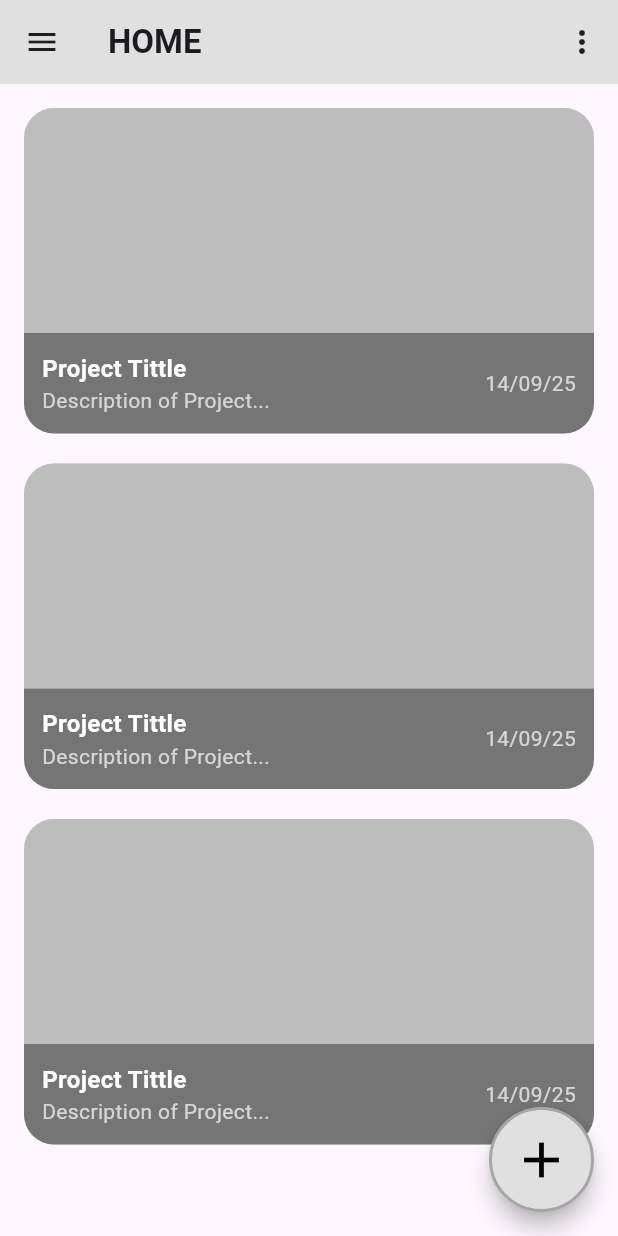
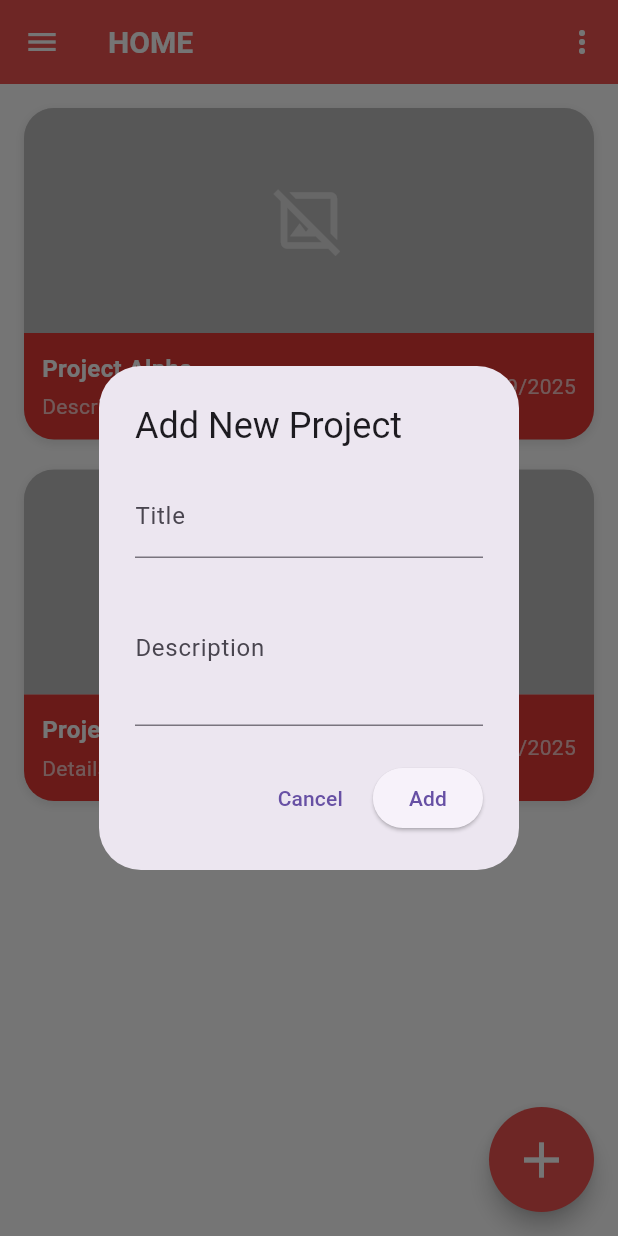
Before and after one commit to ModDiv/CHARANOTE, a Flutter app: the screen it shows after launch, after a tap on the "add" icon, on a phone screen of 412 x 824 dp. Run offline on Flutter 3.47's test engine with Material 3 defaults, Android fonts, the phone set to English and light mode, and no system bars.

Commit message:
Progress 1 Home Page

```diff
--- /dev/null
+++ b/lib/home_page.dart
@@ -0,0 +1,148 @@
+// lib/home_page.dart
+import 'package:flutter/material.dart';
+import 'package:intl/intl.dart';
+import 'package:project/project_card.dart';
+import 'package:project/project_model.dart';
+
+class HomePage extends StatefulWidget {
+  const HomePage({super.key});
+
+  @override
+  State<HomePage> createState() => _HomePageState();
+}
+
+class _HomePageState extends State<HomePage> {
+  final List<Project> _projects = [
+    // Data Dummy Awal
+    const Project(title: "Project Alpha", description: "Description of Alpha...", date: "14/09/2025"),
+    const Project(title: "Project Beta", description: "Details for Beta project...", date: "20/10/2025"),
+  ];
+
+  // Controller untuk input field di dialog
+  final TextEditingController _titleController = TextEditingController();
+  final TextEditingController _descriptionController = TextEditingController();
+
+  void _openAddProjectDialog() {
+    // Reset controller setiap kali dialog dibuka
+    _titleController.clear();
+    _descriptionController.clear();
+
+    showDialog(
+      context: context,
+      builder: (BuildContext context) {
+        return AlertDialog(
+          title: const Text("Add New Project"),
+          content: SingleChildScrollView( // Agar bisa di-scroll jika kontennya panjang
+            child: Column(
+
+              children: <Widget>[
+                TextField(
+                  controller: _titleController,
+                  decoration: const InputDecoration(labelText: 'Title'),
+                  textInputAction: TextInputAction.next,
+                ),
+                const SizedBox(height: 8),
+                TextField(
+                  controller: _descriptionController,
+                  decoration: const InputDecoration(labelText: 'Description'),
+                  maxLines: 3, // Izinkan beberapa baris untuk deskripsi
+                  textInputAction: TextInputAction.done,
+                ),
+                // Tanggal akan dibuat otomatis, jadi tidak perlu input field
+              ],
+            ),
+          ),
+          actions: <Widget>[
+            TextButton(
+              child: const Text("Cancel"),
+              onPressed: () {
+                Navigator.of(context).pop(); // Tutup dialog
+              },
+            ),
+            ElevatedButton(
+              child: const Text("Add"),
+              onPressed: () {
+                _addNewProject();
+                Navigator.of(context).pop(); // Tutup dialog setelah menambahkan
+              },
+            ),
+          ],
+        );
+      },
+    );
+  }
+
+  void _addNewProject() {
+    final String title = _titleController.text.trim();
+    final String description = _descriptionController.text.trim();
+
+    if (title.isNotEmpty) { // Pastikan judul tidak kosong
+      // Buat tanggal otomatis (format: dd/MM/yyyy)
+      final String currentDate = DateFormat('dd/MM/yyyy').format(DateTime.now());
+
+      final newProject = Project(
+        title: title.isNotEmpty ? title : "Untittled",
+        description: description.isNotEmpty ? description : "No description", // Default jika deskripsi kosong
+        date: currentDate,
+      );
+
+      setState(() {
+        _projects.add(newProject); // Tambahkan proyek baru ke daftar
+      });
+    }
+  }
+
+  void _openMenu() {
+    print("Menu button pressed");
+  }
+
+  void _openMoreOptions() {
+    print("More options button pressed");
+  }
+
+  @override
+  void dispose() {
+    // Penting untuk dispose controller ketika widget tidak lagi digunakan
+    _titleController.dispose();
+    _descriptionController.dispose();
+    super.dispose();
+  }
+
+  @override
+  Widget build(BuildContext context) {
+    return Scaffold(
+      appBar: AppBar(
+        title: const Text("HOME"),
+        leading: IconButton(
+          icon: const Icon(Icons.menu),
+          onPressed: _openMenu,
+        ),
+        actions: [
+          IconButton(
+            icon: const Icon(Icons.more_vert),
+            onPressed: _openMoreOptions,
+          ),
+        ],
+      ),
+      body: ListView.builder(
+        padding: const EdgeInsets.all(16),
+        itemCount: _projects.length,
+        itemBuilder: (context, index) {
+          final project = _projects[index];
+          // Urutkan proyek berdasarkan tanggal terbaru (opsional)
+          // Jika Anda ingin mengurutkan, lakukan sebelum return ProjectCard
+          // Misalnya: _projects.sort((a, b) => b.date.compareTo(a.date));
+          return ProjectCard(project: project);
+        },
+      ),
+      floatingActionButton: SizedBox(
+        width: 70,
+        height: 70,
+        child: FloatingActionButton(
+          onPressed: _openAddProjectDialog, // Panggil fungsi untuk membuka dialog
+          child: const Icon(Icons.add, size: 40),
+        ),
+      ),
+    );
+  }
+}
--- a/lib/main.dart
+++ b/lib/main.dart
@@ -1,4 +1,5 @@
 import 'package:flutter/material.dart';
+import 'package:project/home_page.dart';
 
 void main() {
   runApp(const MyApp());
@@ -13,125 +14,31 @@ class MyApp extends StatelessWidget {
       debugShowCheckedModeBanner: false,
       title: 'Project List',
       theme: ThemeData(
-        primarySwatch: Colors.blueGrey,
+        primarySwatch: Colors.red,
+        scaffoldBackgroundColor: Colors.white, // warna background
+
+        //AppBar
+        appBarTheme: AppBarTheme(
+          backgroundColor: Colors.red[400],
+          elevation: 0,
+          iconTheme: const IconThemeData(color: Colors.white),
+          titleTextStyle: const TextStyle(
+            color: Colors.white,
+            fontSize: 20,
+            fontWeight: FontWeight.bold,
+          ),
+        ),
+
+        //Button Add
+        floatingActionButtonTheme: FloatingActionButtonThemeData(
+          backgroundColor: Colors.red[400],
+          shape: const CircleBorder(
+
+          ),
+          foregroundColor: Colors.white,
+        ),
       ),
       home: const HomePage(),
     );
   }
 }
-
-class HomePage extends StatelessWidget {
-  const HomePage({super.key});
-
-  @override
-  Widget build(BuildContext context) {
-    return Scaffold(
-      appBar: AppBar(
-        title: const Text("HOME", style: TextStyle(fontWeight: FontWeight.bold)),
-        backgroundColor: Colors.grey[300],
-        elevation: 0,
-        leading: IconButton(
-          icon: const Icon(Icons.menu, color: Colors.black87),
-          onPressed: () {},
-        ),
-        actions: [
-          IconButton(
-            icon: const Icon(Icons.more_vert, color: Colors.black87),
-            onPressed: () {},
-          ),
-        ],
-      ),
-      body: ListView.builder(
-        padding: const EdgeInsets.all(16),
-        itemCount: 3,
-        itemBuilder: (context, index) {
-          return ProjectCard(
-            title: "Project Tittle",
-            description: "Description of Project...",
-            date: "14/09/25",
-          );
-        },
-      ),
-      floatingActionButton: SizedBox(
-        width: 70,
-        height: 70,
-        child: FloatingActionButton(
-          backgroundColor: Colors.grey[300],
-          shape: const CircleBorder(
-            side: BorderSide(color: Colors.black26, width: 2),
-          ),
-          onPressed: () {},
-          child: const Icon(Icons.add, size: 40, color: Colors.black),
-        ),
-      ),
-    );
-  }
-}
-
-class ProjectCard extends StatelessWidget {
-  final String title;
-  final String description;
-  final String date;
-
-  const ProjectCard({
-    super.key,
-    required this.title,
-    required this.description,
-    required this.date,
-  });
-
-  @override
-  Widget build(BuildContext context) {
-    return Container(
-      margin: const EdgeInsets.only(bottom: 20),
-      decoration: BoxDecoration(
-        color: Colors.grey[300],
-        borderRadius: BorderRadius.circular(20),
-      ),
-      child: Column(
-        children: [
-          Container(
-            height: 150,
-            decoration: BoxDecoration(
-              color: Colors.grey[400],
-              borderRadius: const BorderRadius.vertical(top: Radius.circular(20)),
-            ),
-          ),
-          Container(
-            padding: const EdgeInsets.all(12),
-            decoration: BoxDecoration(
-              color: Colors.grey[600],
-              borderRadius: const BorderRadius.vertical(bottom: Radius.circular(20)),
-            ),
-            child: Row(
-              mainAxisAlignment: MainAxisAlignment.spaceBetween,
-              children: [
-                Column(
-                  crossAxisAlignment: CrossAxisAlignment.start,
-                  children: [
-                    Text(
-                      title,
-                      style: const TextStyle(
-                        fontSize: 16,
-                        fontWeight: FontWeight.bold,
-                        color: Colors.white,
-                      ),
-                    ),
-                    Text(
-                      description,
-                      style: const TextStyle(color: Colors.white70),
-                    ),
-                  ],
-                ),
-                Text(
-                  date,
-                  style: const TextStyle(color: Colors.white70),
-                ),
-              ],
-            ),
-          ),
-        ],
-      ),
-    );
-  }
-}
--- /dev/null
+++ b/lib/project_card.dart
@@ -0,0 +1,142 @@
+// lib/project_card.dart
+import 'dart:io'; // Untuk File
+import 'package:flutter/material.dart';
+import 'package:project/project_model.dart'; // Pastikan path ini benar
+
+class ProjectCard extends StatelessWidget {
+  final Project project;
+
+  const ProjectCard({
+    super.key,
+    required this.project,
+  });
+
+  // Text Style
+  static const TextStyle _titleTextStyle = TextStyle(
+    fontSize: 16,
+    fontWeight: FontWeight.bold,
+    color: Colors.white,
+  );
+  static const TextStyle _descriptionTextStyle = TextStyle(color: Colors.white70);
+  static const TextStyle _dateTextStyle = TextStyle(color: Colors.white70);
+
+
+  @override
+  //Widget Card
+  Widget build(BuildContext context) {
+    final cardBackgroundColor = Colors.grey[300];
+    // final imagePlaceholderColor = Colors.grey[400];
+    final detailsBackgroundColor = Colors.red[600];
+    const cardBorderRadius = BorderRadius.all(Radius.circular(20));
+    const topBorderRadius = BorderRadius.vertical(top: Radius.circular(20));
+    const bottomBorderRadius = BorderRadius.vertical(bottom: Radius.circular(20));
+
+    //Widget Thumbnail
+    Widget thumbnailWidget;
+    if (project.thumbnailPathOrUrl != null) {
+      if (project.thumbnailType == ThumbnailType.file) {
+        thumbnailWidget = Image.file(
+          File(project.thumbnailPathOrUrl!),
+          height: 150,
+          width: double.infinity, // Agar mengisi lebar kontainer
+          fit: BoxFit.cover,
+          errorBuilder: (context, error, stackTrace) => Container( // Placeholder jika error load file
+            height: 150,
+            color: Colors.grey[400],
+            child: const Center(child: Icon(Icons.broken_image, size: 50, color: Colors.white54)),
+          ),
+        );
+      } else if (project.thumbnailType == ThumbnailType.url) {
+        thumbnailWidget = Image.network(
+          project.thumbnailPathOrUrl!,
+          height: 150,
+          width: double.infinity,
+          fit: BoxFit.cover,
+          loadingBuilder: (BuildContext context, Widget child, ImageChunkEvent? loadingProgress) {
+            if (loadingProgress == null) return child;
+            return Container(
+              height: 150,
+              color: Colors.grey[400],
+              child: Center(
+                child: CircularProgressIndicator(
+                  value: loadingProgress.expectedTotalBytes != null
+                      ? loadingProgress.cumulativeBytesLoaded / loadingProgress.expectedTotalBytes!
+                      : null,
+                ),
+              ),
+            );
+          },
+          errorBuilder: (context, error, stackTrace) => Container( // Placeholder jika error load URL
+            height: 150,
+            color: Colors.grey[400],
+            child: const Center(child: Icon(Icons.error_outline, size: 50, color: Colors.white54)),
+          ),
+        );
+      } else {
+
+        // ThumbnailType.none atau tidak diset
+        thumbnailWidget = Container( // Placeholder default jika tidak ada thumbnail
+          height: 150,
+          color: Colors.grey[400],
+          child: const Center(child: Icon(Icons.image_outlined, size: 50, color: Colors.white54)),
+        );
+      }
+    } else {
+      thumbnailWidget = Container( // Placeholder default jika path/URL null
+        height: 150,
+        color: Colors.grey[400],
+        child: const Center(child: Icon(Icons.image_not_supported_outlined, size: 50, color: Colors.white54)),
+      );
+    }
+
+    return Container(
+      margin: const EdgeInsets.only(bottom: 20),
+      decoration: BoxDecoration(
+        color: cardBackgroundColor,
+        borderRadius: cardBorderRadius,
+        boxShadow: [
+          BoxShadow(
+            color: Colors.black.withOpacity(0.1),
+            blurRadius: 5,
+            offset: const Offset(0, 2),
+          ),
+        ],
+      ),
+      child: Column(
+        crossAxisAlignment: CrossAxisAlignment.stretch,
+        children: [
+          // Widget Thumbnail
+          ClipRRect( // Untuk memastikan border radius diterapkan pada gambar
+            borderRadius: topBorderRadius,
+            child: thumbnailWidget,
+          ),
+          // Kontainer Detail
+          Container(
+            padding: const EdgeInsets.all(12),
+            decoration: BoxDecoration(
+              color: detailsBackgroundColor,
+              borderRadius: bottomBorderRadius,
+            ),
+            child: Row(
+              mainAxisAlignment: MainAxisAlignment.spaceBetween,
+              children: [
+                Expanded(
+                  child: Column(
+                    crossAxisAlignment: CrossAxisAlignment.start,
+                    children: [
+                      Text(project.title, style: _titleTextStyle),
+                      const SizedBox(height: 4),
+                      Text(project.description, style: _descriptionTextStyle, maxLines: 2, overflow: TextOverflow.ellipsis), // Batasi deskripsi jika terlalu panjang
+                    ],
+                  ),
+                ),
+                const SizedBox(width: 8),
+                Text(project.date, style: _dateTextStyle),
+              ],
+            ),
+          ),
+        ],
+      ),
+    );
+  }
+}
--- /dev/null
+++ b/lib/project_model.dart
@@ -0,0 +1,17 @@
+enum ThumbnailType { none, file, url }
+
+class Project {
+  final String title;
+  final String description;
+  final String date;
+  final String? thumbnailPathOrUrl;
+  final ThumbnailType thumbnailType;
+
+  const Project({
+    required this.title,
+    required this.description,
+    required this.date,
+    this.thumbnailPathOrUrl,
+    this.thumbnailType = ThumbnailType.none,
+  });
+}
--- a/pubspec.yaml
+++ b/pubspec.yaml
@@ -30,6 +30,8 @@ environment:
 dependencies:
   flutter:
     sdk: flutter
+  intl: ^0.18.0
+  image_picker:  ^1.0.0
 
   # The following adds the Cupertino Icons font to your application.
   # Use with the CupertinoIcons class for iOS style icons.
@@ -38,6 +40,7 @@ dependencies:
 dev_dependencies:
   flutter_test:
     sdk: flutter
+
 
   # The "flutter_lints" package below contains a set of recommended lints to
   # encourage good coding practices. The lint set provided by the package is
```
Also changed, not shown: pubspec.lock, 1 other file.
